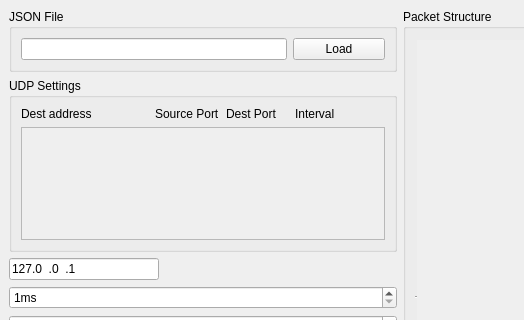
IamKornitskiy/UdpPacketGenerator, file main_window.ui: the form before one commit; both pictures show x 0 to 524 and y 0 to 320 of the 800 by 600 pixel window.
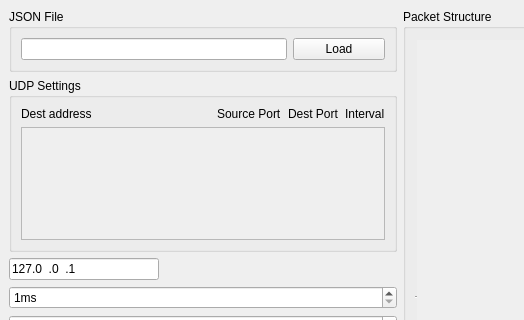
The form after the commit.

Commit message: move labels on resize streamConfigWidget

Patch:
```diff
--- a/main_window.ui
+++ b/main_window.ui
@@ -64,7 +64,10 @@
         </property>
         <layout class="QGridLayout" name="gridLayout">
          <item row="0" column="0">
-          <layout class="QGridLayout" name="gridLayout_2" columnstretch="2,1,1,1,0,0">
+          <layout class="QGridLayout" name="gridLayout_2" columnstretch="2,0,0,0">
+           <property name="leftMargin">
+            <number>0</number>
+           </property>
            <item row="0" column="1">
             <widget class="QLabel" name="label_4">
              <property name="text">
@@ -96,20 +99,6 @@
              </property>
             </widget>
            </item>
-           <item row="0" column="4">
-            <widget class="QLabel" name="label_5">
-             <property name="text">
-              <string/>
-             </property>
-            </widget>
-           </item>
-           <item row="0" column="5">
-            <widget class="QLabel" name="label_6">
-             <property name="text">
-              <string/>
-             </property>
-            </widget>
-           </item>
           </layout>
          </item>
          <item row="2" column="0">
```
Left out of the diff: 8 changed lines with no effect on the pictures. The commit also changes 5 other files.
